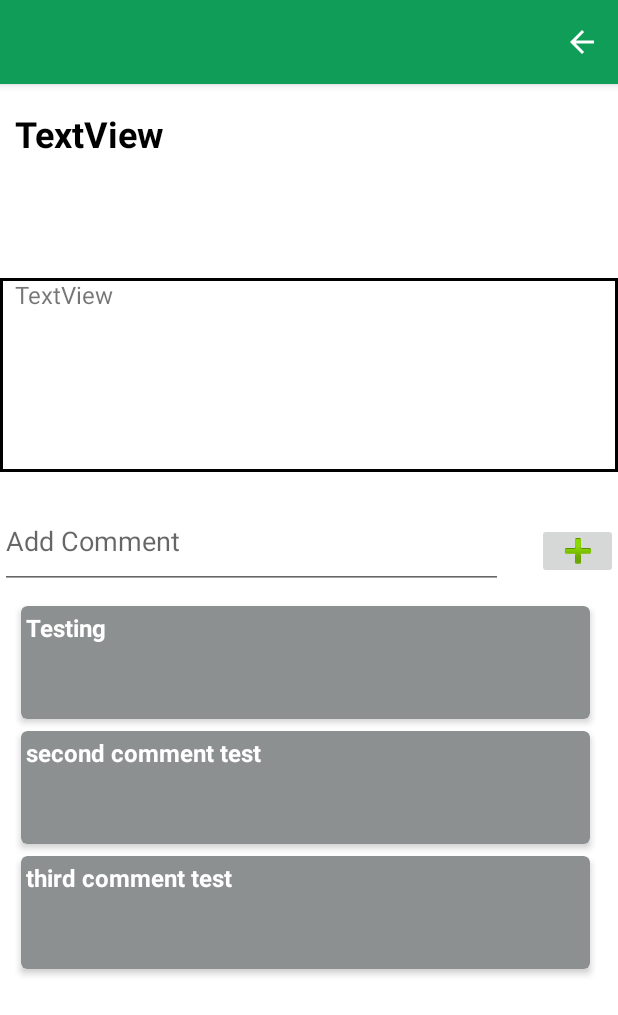
After one commit to cglansford/CryptoAppFYP, an Android app: the Post screen opened directly, with no data from a screen before it, on a phone screen of 412 x 824 dp. The commit adds this screen. Shown: the top 1015 px of the screen. Run offline under Robolectric (Android 15) with nearby library versions, the phone set to English and light mode, and no system bars; network calls fail; 2 statements that could not run were skipped.

Commit message:
user can add comments locally to forum post

```diff
--- a/app/src/main/java/com/example/cryptoapp/AddPost.java
+++ b/app/src/main/java/com/example/cryptoapp/AddPost.java
@@ -44,9 +44,10 @@ public class AddPost extends AppCompatActivity {
         Intent incomingIntent = getIntent();
         NewsRVModel intentPost = (NewsRVModel) incomingIntent.getSerializableExtra("newsArticle");
 
-        postTitle.setText(intentPost.getHeadline());
-        postDesc.setText(intentPost.getSourceURL());
-
+        if(intentPost!=null) {
+            postTitle.setText(intentPost.getHeadline());
+            postDesc.setText(intentPost.getSourceURL());
+        }
 
 
         mUser = FirebaseAuth.getInstance().getCurrentUser();
--- a/app/src/main/java/com/example/cryptoapp/Forum.java
+++ b/app/src/main/java/com/example/cryptoapp/Forum.java
@@ -91,7 +91,9 @@ public class Forum extends AppCompatActivity implements PostRVAdapter.OnEditList
 
     @Override
     public void onEditClick(int position) {
-
+        Intent intent = new Intent(this, Post.class);
+        intent.putExtra("postData", postRVModelArrayList.get(position));
+        startActivity(intent);
     }
 
     //Loads option menu
--- a/app/src/main/java/com/example/cryptoapp/News.java
+++ b/app/src/main/java/com/example/cryptoapp/News.java
@@ -7,8 +7,7 @@ import android.view.MenuInflater;
 import android.view.MenuItem;
 import android.view.View;
 import android.widget.AdapterView;
-import android.widget.ArrayAdapter;
-import android.widget.ProgressBar;
+
 import android.widget.Spinner;
 import android.widget.Toast;
 
@@ -16,13 +15,11 @@ import androidx.appcompat.app.AppCompatActivity;
 import androidx.recyclerview.widget.LinearLayoutManager;
 import androidx.recyclerview.widget.RecyclerView;
 
-import com.android.volley.AuthFailureError;
+
 import com.android.volley.Request;
 import com.android.volley.RequestQueue;
-import com.android.volley.Response;
-import com.android.volley.VolleyError;
-import com.android.volley.toolbox.JsonArrayRequest;
-import com.android.volley.toolbox.JsonObjectRequest;
+
+
 import com.android.volley.toolbox.StringRequest;
 import com.android.volley.toolbox.Volley;
 import com.google.firebase.auth.FirebaseAuth;
@@ -92,14 +89,11 @@ public class News extends AppCompatActivity implements AdapterView.OnItemSelecte
             ArrayList<NewsRVModel> filteredList = new ArrayList<>();
             if(source.equals("All")) {
 
-                for (NewsRVModel item : newsRVModelArrayList) {
-
-                    filteredList.add(item);
-                }
+                filteredList.addAll(newsRVModelArrayList);
             }else{
                 for (NewsRVModel item : newsRVModelArrayList) {
                     //If searched currency is in the list, adds to list
-                    if (item.getSourceName().toLowerCase().equals(source.toLowerCase())) {
+                    if (item.getSourceName().equalsIgnoreCase(source)) {
                         filteredList.add(item);
                     }
                 }
@@ -115,9 +109,8 @@ public class News extends AppCompatActivity implements AdapterView.OnItemSelecte
 
         String url ="https://crypto-news6.p.rapidapi.com/news";
         RequestQueue requestQueue = Volley.newRequestQueue(this);
-        StringRequest request = new StringRequest(Request.Method.GET, url, new Response.Listener<String>() {
-            @Override
-            public void onResponse(String response) {
+        //To handle possible errors
+        StringRequest request = new StringRequest(Request.Method.GET, url, response -> {
 
             //Extract data to List
             try {
@@ -137,17 +130,9 @@ public class News extends AppCompatActivity implements AdapterView.OnItemSelecte
                 e.printStackTrace();
                 Toast.makeText(News.this, "Failed to extract json data..", Toast.LENGTH_SHORT).show();
             }
-            }
-        }, new Response.ErrorListener() {
-            //To handle possible errors
+        }, error -> Toast.makeText(News.this, "Failed to get the data..", Toast.LENGTH_SHORT).show()){
             @Override
-            public void onErrorResponse(VolleyError error) {
-
-                Toast.makeText(News.this, "Failed to get the data..", Toast.LENGTH_SHORT).show();
-            }
-        }){
-            @Override
-            public Map<String, String> getHeaders() throws AuthFailureError {
+            public Map<String, String> getHeaders() {
                 HashMap<String, String> headers = new HashMap<>();
                 //Header for the GET request on CMC api - Key Name and Key Value
                 headers.put("X-RapidAPI-Key","b78c6a4786msha14f0241d475bc8p13cd39jsn651802d67073");
--- /dev/null
+++ b/app/src/main/java/com/example/cryptoapp/Post.java
@@ -0,0 +1,96 @@
+package com.example.cryptoapp;
+
+import android.content.Intent;
+import android.os.Bundle;
+import android.view.Menu;
+import android.view.MenuInflater;
+import android.view.MenuItem;
+import android.view.View;
+import android.widget.EditText;
+import android.widget.ImageButton;
+import android.widget.TextView;
+
+import androidx.appcompat.app.AppCompatActivity;
+import androidx.recyclerview.widget.LinearLayoutManager;
+import androidx.recyclerview.widget.RecyclerView;
+
+import java.util.ArrayList;
+
+public class Post extends AppCompatActivity {
+
+    private TextView postTitle, postContent;
+    private RecyclerView commentsRV;
+    private ArrayList<String> allComments;
+    private PostCommentsRVAdapter commentsRVAdapter;
+    private ImageButton addCommentBTN;
+    private EditText commentContent;
+
+    protected void onCreate(Bundle savedInstanceState) {
+        super.onCreate(savedInstanceState);
+        setContentView(R.layout.activity_post);
+        allComments = new ArrayList<>();
+        postTitle = findViewById(R.id.postTitle);
+        postContent = findViewById(R.id.postContent);
+        commentsRV = findViewById(R.id.commentsList);
+        addCommentBTN = findViewById(R.id.addComment);
+        commentContent = findViewById(R.id.commentContent);
+
+        loadComments();
+        Intent incomingIntent = getIntent();
+        PostRVModel intentPost = (PostRVModel) incomingIntent.getSerializableExtra("postData");
+
+        postTitle.setText(intentPost.getPostTitle());
+        postContent.setText(intentPost.getPostDesc());
+
+        commentsRVAdapter = new PostCommentsRVAdapter(allComments, Post.this, this);
+        commentsRV.setLayoutManager(new LinearLayoutManager(this));
+        commentsRV.setAdapter(commentsRVAdapter);
+
+        addCommentBTN.setOnClickListener(new View.OnClickListener() {
+            @Override
+            public void onClick(View v) {
+                addComment();
+            }
+        });
+
+    }
+
+    private void loadComments(){
+        allComments.add("Testing");
+        allComments.add("second comment test");
+        allComments.add("third comment test");
+        allComments.add("1");
+        allComments.add(" comment test");
+        allComments.add(" test");
+    }
+
+    private void addComment(){
+        allComments.add(commentContent.getText().toString());
+        commentsRVAdapter.notifyDataSetChanged();
+        commentContent.setText("");
+    }
+
+    //Loads option menu
+    @Override
+    public boolean onCreateOptionsMenu(Menu menu) {
+        MenuInflater inflater = getMenuInflater();
+        inflater.inflate(R.menu.portfolio_edit_menu, menu);
+
+        return true;
+    }
+
+    //To change to new activity
+    @Override
+    public boolean onOptionsItemSelected(MenuItem item) {
+
+        int id = item.getItemId();
+
+        if (id == R.id.backButton) {
+            Intent intent = new Intent(this, Forum.class);
+            startActivity(intent);
+        }
+
+        return super.onOptionsItemSelected(item);
+    }
+
+}
--- /dev/null
+++ b/app/src/main/java/com/example/cryptoapp/PostCommentsRVAdapter.java
@@ -0,0 +1,61 @@
+package com.example.cryptoapp;
+
+import android.app.Activity;
+import android.content.Context;
+import android.view.LayoutInflater;
+import android.view.View;
+import android.view.ViewGroup;
+import android.widget.TextView;
+
+import androidx.annotation.NonNull;
+import androidx.recyclerview.widget.RecyclerView;
+
+import java.util.ArrayList;
+import java.util.List;
+
+public class PostCommentsRVAdapter extends RecyclerView.Adapter<PostCommentsRVAdapter.ViewHolder> {
+
+    private ArrayList<String> commentArrayList;
+    private Context context;
+    private Activity activity;
+
+    public PostCommentsRVAdapter(ArrayList<String> commentArrayList, Activity activity, Context context) {
+        this.commentArrayList = commentArrayList;
+        this.activity = activity;
+        this.context = context;
+    }
+
+
+    @NonNull
+    @Override
+    public PostCommentsRVAdapter.ViewHolder onCreateViewHolder(@NonNull ViewGroup parent, int viewType) {
+        View view = LayoutInflater.from(context).inflate(R.layout.comment_rv_item, parent, false);
+        return new PostCommentsRVAdapter.ViewHolder(view);
+    }
+
+    @Override
+    public void onBindViewHolder(@NonNull PostCommentsRVAdapter.ViewHolder holder, int position) {
+        String commentModel = commentArrayList.get(position);
+        holder.comment.setText(commentModel);
+    }
+
+    @Override
+    public int getItemCount() {
+        return commentArrayList.size();
+    }
+
+    public class ViewHolder extends RecyclerView.ViewHolder {
+        private TextView comment;
+
+
+
+        public ViewHolder(@NonNull View itemView) {
+            super(itemView);
+            comment = itemView.findViewById(R.id.idComment);
+        }
+
+    }
+    public List<String> getList() {
+        return commentArrayList;
+    }
+}
--- a/app/src/main/java/com/example/cryptoapp/PostRVAdapter.java
+++ b/app/src/main/java/com/example/cryptoapp/PostRVAdapter.java
@@ -5,7 +5,6 @@ import android.content.Context;
 import android.view.LayoutInflater;
 import android.view.View;
 import android.view.ViewGroup;
-import android.widget.ImageButton;
 import android.widget.TextView;
 
 import androidx.annotation.NonNull;
@@ -21,9 +20,10 @@ public class PostRVAdapter extends RecyclerView.Adapter<PostRVAdapter.ViewHolder
     private ArrayList<PostRVModel> postRVModelArrayList;
     private Context context;
     private Activity activity;
+    private OnEditListener mOnEditListener;
 
 
-    private OnEditListener mOnEditListener;
+
 
     public PostRVAdapter(ArrayList<PostRVModel> postRVModelArrayList, Activity activity, Context context, OnEditListener onEditListener) {
         this.postRVModelArrayList = postRVModelArrayList;
@@ -56,21 +56,22 @@ public class PostRVAdapter extends RecyclerView.Adapter<PostRVAdapter.ViewHolder
     public class ViewHolder extends RecyclerView.ViewHolder implements View.OnClickListener {
         private TextView postTitle, postDesc, postCreator;
 
-        PostRVAdapter.OnEditListener onEditListener;
+        OnEditListener onEditListener;
 
-        public ViewHolder(@NonNull View itemView, PostRVAdapter.OnEditListener onEditListener) {
+        public ViewHolder(@NonNull View itemView, OnEditListener onEditListener) {
             super(itemView);
             postTitle = itemView.findViewById(R.id.idPostTitle);
             postDesc = itemView.findViewById(R.id.idPostDesc);
             postCreator = itemView.findViewById(R.id.idPostUsername);
             this.onEditListener = onEditListener;
-
+            postTitle.setOnClickListener(this);
+            postDesc.setOnClickListener(this);
         }
 
 
         @Override
         public void onClick(View v) {
-
+            onEditListener.onEditClick(getAdapterPosition());
         }
 
 
--- a/app/src/main/java/com/example/cryptoapp/PostRVModel.java
+++ b/app/src/main/java/com/example/cryptoapp/PostRVModel.java
@@ -1,15 +1,20 @@
 package com.example.cryptoapp;
 
-public class PostRVModel {
+import java.io.Serializable;
+import java.util.ArrayList;
+
+public class PostRVModel implements Serializable {
 
     private String postTitle;
     private String postDesc;
     private String uidOfCreator;
+    private ArrayList<String> commentsList;
 
     public PostRVModel(String postTitle, String postDesc, String uidOfCreator){
         this.postTitle = postTitle;
         this.postDesc = postDesc;
         this.uidOfCreator = uidOfCreator;
+        this.commentsList = new ArrayList<>();
     }
 
     public String getPostTitle() {
@@ -35,4 +40,12 @@ public class PostRVModel {
     public void setUidOfCreator(String uidOfCreator) {
         this.uidOfCreator = uidOfCreator;
     }
+
+    public ArrayList<String> getCommentsList() {
+        return commentsList;
+    }
+
+    public void setCommentsList(ArrayList<String> commentsList) {
+        this.commentsList = commentsList;
+    }
 }
--- a/app/src/main/java/com/example/cryptoapp/RecyclerViewInterface.java
+++ b/app/src/main/java/com/example/cryptoapp/RecyclerViewInterface.java
@@ -1,5 +1,6 @@
 package com.example.cryptoapp;
 
+//Interface for long clicking news items to share to add posts
 public interface RecyclerViewInterface {
     void onItemLongClick(int position);
 }
--- /dev/null
+++ b/app/src/main/res/layout/activity_post.xml
@@ -0,0 +1,82 @@
+<?xml version="1.0" encoding="utf-8"?>
+<androidx.constraintlayout.widget.ConstraintLayout xmlns:android="http://schemas.android.com/apk/res/android"
+    xmlns:app="http://schemas.android.com/apk/res-auto"
+    xmlns:tools="http://schemas.android.com/tools"
+    android:layout_width="match_parent"
+    android:layout_height="match_parent">
+
+    <TextView
+        android:id="@+id/postTitle"
+        android:layout_width="match_parent"
+        android:layout_height="82dp"
+        android:paddingLeft="10dp"
+        android:paddingRight="10dp"
+        android:text="TextView"
+        android:textSize="24dp"
+        android:textStyle="bold"
+        android:textColor="@color/black"
+        app:layout_constraintBottom_toBottomOf="parent"
+        app:layout_constraintEnd_toEndOf="parent"
+        app:layout_constraintHorizontal_bias="0.0"
+        app:layout_constraintStart_toStartOf="parent"
+
+
+        app:layout_constraintTop_toTopOf="parent"
+        app:layout_constraintVertical_bias="0.024" />
+
+    <TextView
+        android:id="@+id/postContent"
+        android:layout_width="412dp"
+        android:layout_height="129dp"
+        android:paddingLeft="10dp"
+        android:paddingRight="10dp"
+        android:text="TextView"
+        android:textSize="16dp"
+        android:background="@drawable/textview_border"
+
+
+        app:layout_constraintBottom_toBottomOf="parent"
+        app:layout_constraintEnd_toEndOf="parent"
+        app:layout_constraintHorizontal_bias="0.0"
+        app:layout_constraintStart_toStartOf="parent"
+        app:layout_constraintTop_toTopOf="parent"
+        app:layout_constraintVertical_bias="0.202" />
+
+    <androidx.recyclerview.widget.RecyclerView
+        android:id="@+id/commentsList"
+        android:layout_width="407dp"
+        android:layout_height="253dp"
+        android:layout_marginTop="344dp"
+        android:paddingLeft="10dp"
+        android:paddingRight="10dp"
+        app:layout_constraintEnd_toEndOf="parent"
+        app:layout_constraintHorizontal_bias="0.0"
+        app:layout_constraintStart_toStartOf="parent"
+        app:layout_constraintTop_toTopOf="parent" />
+
+    <EditText
+        android:id="@+id/commentContent"
+        android:layout_width="335dp"
+        android:layout_height="64dp"
+        android:ems="10"
+        android:hint="Add Comment"
+        android:inputType="textPersonName"
+        app:layout_constraintBottom_toTopOf="@+id/commentsList"
+        app:layout_constraintEnd_toEndOf="parent"
+        app:layout_constraintHorizontal_bias="0.0"
+        app:layout_constraintStart_toStartOf="parent"
+        app:layout_constraintTop_toBottomOf="@+id/postContent"
+        app:layout_constraintVertical_bias="0.655" />
+
+    <ImageButton
+        android:id="@+id/addComment"
+        android:layout_width="54dp"
+        android:layout_height="37dp"
+        app:layout_constraintBottom_toBottomOf="parent"
+        app:layout_constraintEnd_toEndOf="parent"
+        app:layout_constraintHorizontal_bias="1.0"
+        app:layout_constraintStart_toEndOf="@+id/commentContent"
+        app:layout_constraintTop_toBottomOf="@+id/postContent"
+        app:layout_constraintVertical_bias="0.072"
+        app:srcCompat="@android:drawable/ic_input_add" />
+</androidx.constraintlayout.widget.ConstraintLayout>
--- /dev/null
+++ b/app/src/main/res/layout/comment_rv_item.xml
@@ -0,0 +1,37 @@
+<?xml version="1.0" encoding="utf-8"?>
+<androidx.cardview.widget.CardView xmlns:android="http://schemas.android.com/apk/res/android"
+    android:layout_width="match_parent"
+    xmlns:app="http://schemas.android.com/apk/res-auto"
+    android:layout_margin="4dp"
+    app:cardCornerRadius="4dp"
+    app:cardElevation="3dp"
+    app:cardBackgroundColor="@color/light_grey"
+    android:layout_height="wrap_content">
+
+    <RelativeLayout
+        android:id="@+id/idRLComment"
+        android:layout_width="match_parent"
+        android:layout_height="75dp">
+
+        <TextView
+            android:id="@+id/idComment"
+            android:layout_width="401dp"
+            android:layout_height="70dp"
+            android:layout_alignParentStart="true"
+            android:layout_alignParentTop="true"
+            android:layout_alignParentBottom="true"
+            android:layout_marginStart="0dp"
+            android:layout_marginTop="0dp"
+
+            android:layout_marginEnd="2dp"
+            android:layout_marginRight="-23dp"
+            android:layout_marginBottom="5dp"
+            android:padding="3dp"
+            android:text="Comment"
+            android:textColor="@color/white"
+            android:textSize="16dp"
+            android:textStyle="bold" />
+
+    </RelativeLayout>
+
+</androidx.cardview.widget.CardView>
--- a/app/src/main/res/values/colors.xml
+++ b/app/src/main/res/values/colors.xml
@@ -13,4 +13,5 @@
     <color name="black_shade_2">#272B33</color>
     <color name="black_shade_3">#021853</color>
     <color name="red">#F44336</color>
+    <color name="light_grey">#8C9091</color>
 </resources>
```
Also changed, not shown: app/src/main/AndroidManifest.xml (+5 -2 lines). Lines whose indentation alone changed are shown as unchanged.
